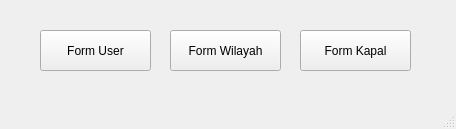
First picture: the form in mainwindow.ui, repository Yadija/tugas_visual_2, before the edit.
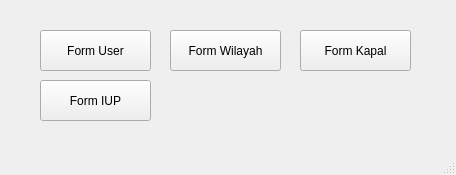
Second picture: the form after the edit.

Commit message: ⚒️build: make form iup

Patch:
```diff
--- a/mainwindow.ui
+++ b/mainwindow.ui
@@ -7,7 +7,7 @@
     <x>0</x>
     <y>0</y>
     <width>456</width>
-    <height>129</height>
+    <height>175</height>
    </rect>
   </property>
   <property name="windowTitle">
@@ -53,6 +53,19 @@
      <string>Form Kapal</string>
     </property>
    </widget>
+   <widget class="QPushButton" name="pushButtonFormIUP">
+    <property name="geometry">
+     <rect>
+      <x>40</x>
+      <y>80</y>
+      <width>111</width>
+      <height>41</height>
+     </rect>
+    </property>
+    <property name="text">
+     <string>Form IUP</string>
+    </property>
+   </widget>
   </widget>
   <widget class="QMenuBar" name="menubar">
    <property name="geometry">
```
Left out of the diff: 2 changed lines with no effect on the pictures. The commit also changes 8 other files.
